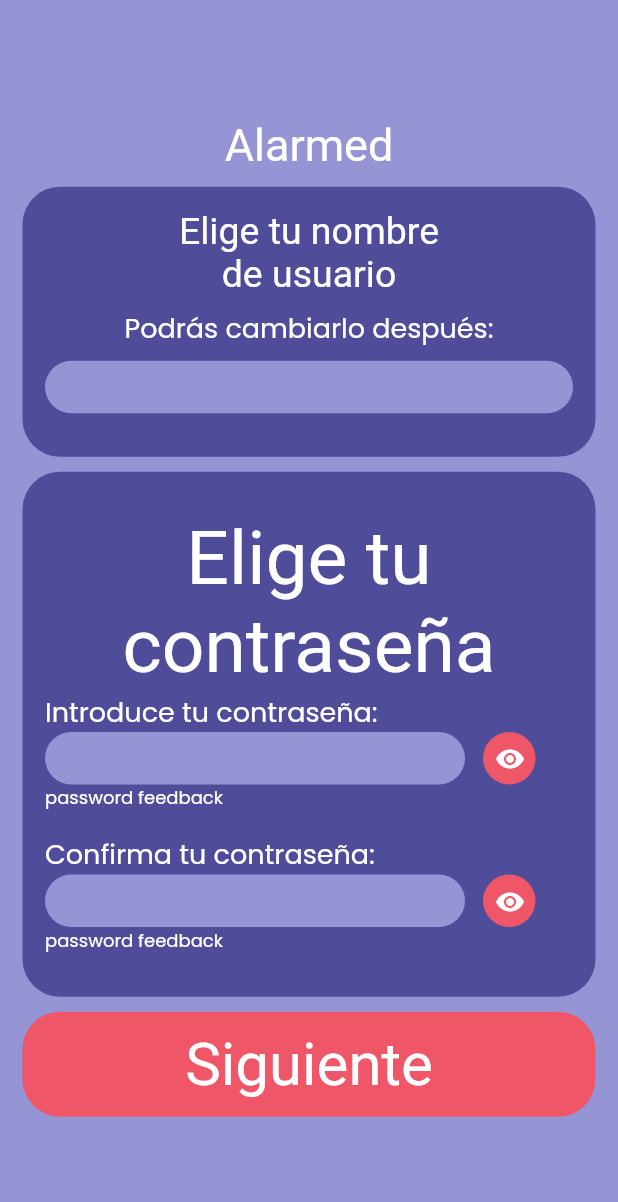
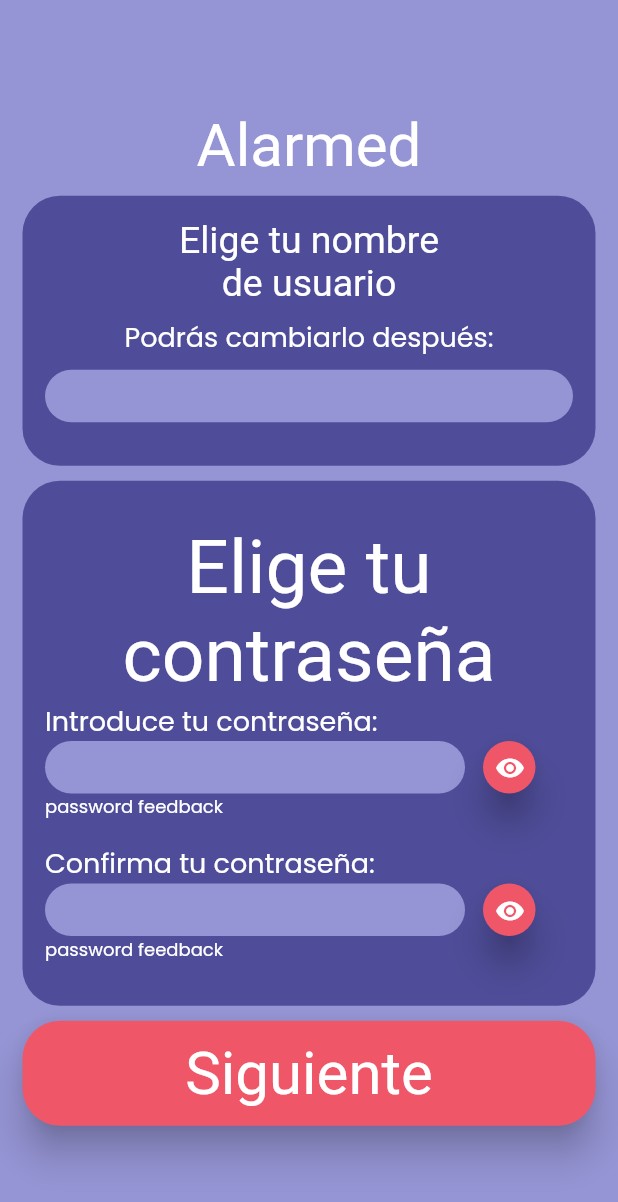
Before and after one commit to Alefig12/alarmed, a Flutter app: the UserPasswordPage screen opened directly, on a phone screen of 412 x 824 dp. Shown: the top 1202 px of the screen. Run offline on Flutter 3.47's test engine with Material 2 defaults, Android fonts, the light colour scheme and no system bars; our stand-ins replace firebase_auth, firebase_core, flutter_local_notifications, font_awesome_flutter, get, numberpicker and 2 more; missing offline and left inert: flutter_shake_animated; accounts and stored records are empty; network calls fail; Roboto replaces fonts that are missing (LincolnRoad); project files that could hold a hidden picture were left out.

Commit message:
elevation

```diff
--- a/lib/ui/pages/User_Password_Page.dart
+++ b/lib/ui/pages/User_Password_Page.dart
@@ -51,7 +51,7 @@
                   children: [
                     Text(
                       'Alarmed',
-                      style: TextStyle(fontSize: 30, color: Constant.title),
+                      style: TextStyle(fontSize: 40, color: Constant.title),
                     ),
                     SizedBox(height: 10),
                     MainRoundedBox(
@@ -139,6 +139,7 @@
                                     color: Constant.mainCont2,
                                     width: 35,
                                     height: 35,
+                                    elevation: 10,
                                   )
                                 ],
                               ),
@@ -191,6 +192,7 @@
                                     color: Constant.mainCont2,
                                     width: 35,
                                     height: 35,
+                                    elevation: 10,
                                   )
                                 ],
                               ),
@@ -229,6 +231,7 @@
                       color: Constant.mainCont2,
                       width: 520,
                       height: 70,
+                      elevation: 10,
                     )
                   ]),
             ),
--- a/lib/ui/widgets/roundedbox_widget.dart
+++ b/lib/ui/widgets/roundedbox_widget.dart
@@ -46,6 +46,7 @@
       this.width,
       this.height,
       this.radius,
+      this.elevation,
       this.onPressed})
       : super(key: key);
   final double? width;
@@ -53,6 +54,7 @@
   final Color color;
   final Widget child;
   final double? radius;
+  final double? elevation;
   final void Function()? onPressed;
 
   @override
@@ -68,6 +70,9 @@
         child: TextButton(
             style: ButtonStyle(
               backgroundColor: MaterialStateProperty.all<Color>(color),
+              elevation:
+                  MaterialStateProperty.all(elevation ?? 0), //Defines Elevation
+              shadowColor: MaterialStateProperty.all(Colors.black),
               shape: MaterialStateProperty.all(RoundedRectangleBorder(
                 borderRadius: BorderRadius.circular(radius ?? 25),
               )),
```
